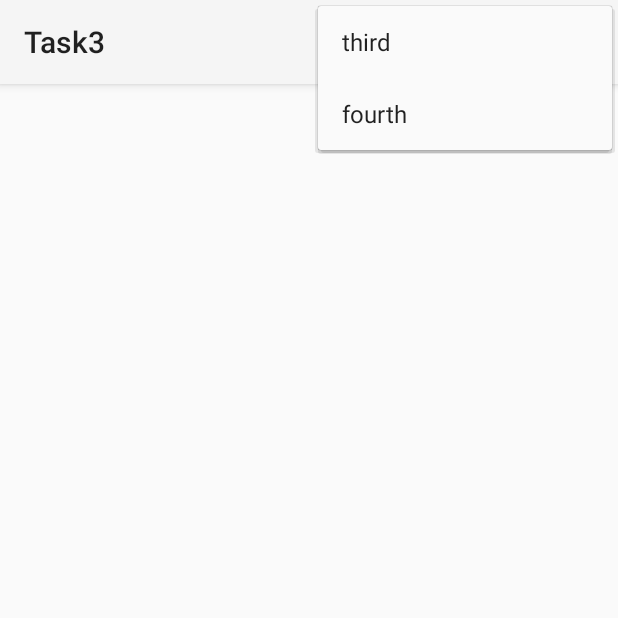
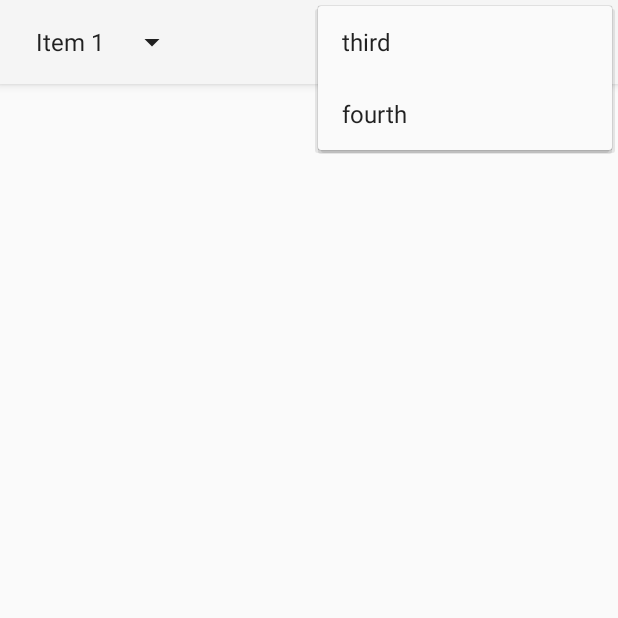
Before and after one commit to noveogroup/university-android-task3, an Android app: the ListNavigationActivity screen opened directly, with no data from a screen before it, with the options menu open, on a phone screen of 412 x 824 dp, the top half of it. Run offline under Robolectric (Android 15) with nearby library versions, the phone set to English and light mode, and no system bars.

Commit message:
implement list and tab navigation

```diff
--- a/app/src/main/java/com/noveogroup/task3/ListNavigationActivity.java
+++ b/app/src/main/java/com/noveogroup/task3/ListNavigationActivity.java
@@ -1,4 +1,35 @@
 package com.noveogroup.task3;
 
-public class ListNavigationActivity extends AbsMenuActivity {
+import android.os.Bundle;
+import android.support.v7.app.ActionBar;
+import android.widget.ArrayAdapter;
+import android.widget.Toast;
+
+public class ListNavigationActivity extends AbsMenuActivity
+        implements ActionBar.OnNavigationListener {
+
+    @Override
+    protected void onCreate(Bundle savedInstanceState) {
+        super.onCreate(savedInstanceState);
+        ActionBar ab = getSupportActionBar();
+        ab.setDisplayShowTitleEnabled(false);
+        ab.setNavigationMode(ActionBar.NAVIGATION_MODE_LIST);
+        ArrayAdapter<String> adapter = new ArrayAdapter<String>(
+                this,
+                android.R.layout.simple_spinner_item,
+                getResources().getStringArray(R.array.list_items)
+        );
+        adapter.setDropDownViewResource(android.R.layout.simple_spinner_dropdown_item);
+        ab.setListNavigationCallbacks(adapter, this);
+    }
+
+    @Override
+    public boolean onNavigationItemSelected(int pos, long id) {
+        Toast.makeText(
+                this,
+                getResources().getString(R.string.list_item_selected_format, pos),
+                Toast.LENGTH_SHORT).show();
+        return true;
+    }
+
 }
--- a/app/src/main/res/values/strings.xml
+++ b/app/src/main/res/values/strings.xml
@@ -18,5 +18,13 @@
     <string name="third">third</string>
     <string name="fourth">fourth</string>
     <string name="menu_item_selected_format">You pressed %s button!</string>
+    <string name="tab_title_format">Tab %d</string>
+    <string name="tab_selected_format">Tab %d selected</string>
+    <string-array name="list_items">
+        <item>Item 1</item>
+        <item>Item 2</item>
+        <item>Item 3</item>
+    </string-array>
+    <string name="list_item_selected_format">Item with position %d selected</string>
 
 </resources>
```
Also changed, not shown: app/src/main/java/com/noveogroup/task3/TabNavigationActivity.java (+25 -2 lines).
